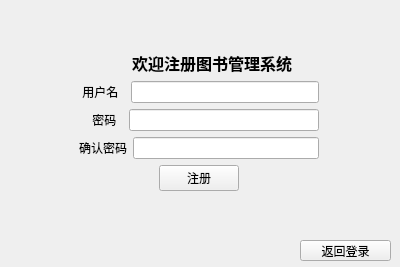
Before: the Qt Designer form registering.ui in mhzy11/librarymanaging, drawn with Qt 5.
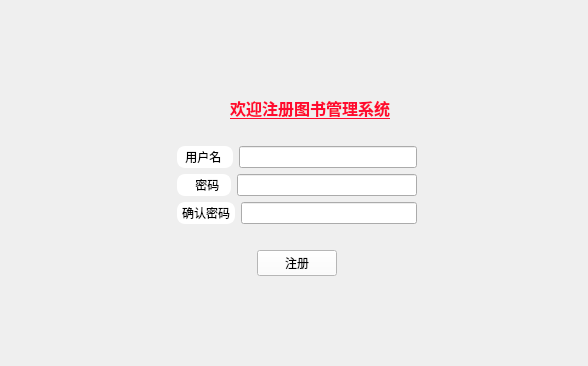
After: the same form once the commit is applied. Icons and pictures are not drawn.

Diff of the .ui file:
```diff
--- a/registering.ui
+++ b/registering.ui
@@ -6,35 +6,42 @@
    <rect>
     <x>0</x>
     <y>0</y>
-    <width>400</width>
-    <height>267</height>
+    <width>588</width>
+    <height>366</height>
    </rect>
   </property>
+  <property name="minimumSize">
+   <size>
+    <width>279</width>
+    <height>185</height>
+   </size>
+  </property>
+  <property name="maximumSize">
+   <size>
+    <width>588</width>
+    <height>366</height>
+   </size>
+  </property>
   <property name="windowTitle">
    <string>Form</string>
   </property>
-  <widget class="QPushButton" name="pushButton_2">
-   <property name="geometry">
-    <rect>
-     <x>300</x>
-     <y>240</y>
-     <width>91</width>
-     <height>21</height>
-    </rect>
-   </property>
-   <property name="text">
-    <string>返回登录</string>
-   </property>
-  </widget>
-  <widget class="QWidget" name="">
-   <property name="geometry">
-    <rect>
-     <x>-2</x>
-     <y>0</y>
-     <width>401</width>
-     <height>241</height>
-    </rect>
-   </property>
+  <layout class="QGridLayout" name="gridLayout">
+   <item row="0" column="0" rowspan="2" colspan="2">
+    <widget class="QWidget" name="widget" native="true">
+     <property name="styleSheet">
+      <string notr="true">#widget{
+background-image:url(:/images/shudui.jpg);
+background-repeat: no-repeat;  /* 不重复平铺 */
+background-attachment: fixed;  /* 背景固定，不随滚动移动 */
+background-position: center;  /* 图片居中 */
+background-size: cover; 
+}
+
+</string>
+     </property>
+    </widget>
+   </item>
+   <item row="1" column="1">
    <layout class="QVBoxLayout" name="verticalLayout_4">
     <item>
      <spacer name="verticalSpacer_2">
@@ -90,8 +97,12 @@
                 <family>华文中宋</family>
                 <pointsize>12</pointsize>
                 <bold>true</bold>
-               </font>
-              </property>
+                 <underline>true</underline>
+                </font>
+               </property>
+               <property name="styleSheet">
+                <string notr="true">color:rgb(255, 10, 47)</string>
+               </property>
               <property name="text">
                <string>欢迎注册图书管理系统</string>
               </property>
@@ -112,12 +123,30 @@
             </item>
            </layout>
           </item>
+           <item>
+            <spacer name="horizontalSpacer_7">
+             <property name="orientation">
+              <enum>Qt::Orientation::Horizontal</enum>
+             </property>
+             <property name="sizeHint" stdset="0">
+              <size>
+               <width>40</width>
+               <height>20</height>
+              </size>
+             </property>
+            </spacer>
+           </item>
           <item>
            <layout class="QVBoxLayout" name="verticalLayout">
             <item>
              <layout class="QHBoxLayout" name="horizontalLayout">
               <item>
                <widget class="QLabel" name="label">
+                 <property name="styleSheet">
+                  <string notr="true">border: 2px solid rgb(255, 255, 255);
+border-radius: 8px;
+background-color: rgb(255, 255, 255)</string>
+                 </property>
                 <property name="text">
                  <string> 用户名  </string>
                 </property>
@@ -132,6 +161,11 @@
              <layout class="QHBoxLayout" name="horizontalLayout_2">
               <item>
                <widget class="QLabel" name="label_2">
+                 <property name="styleSheet">
+                  <string notr="true">border: 2px solid rgb(255, 255, 255);
+border-radius: 8px;
+background-color: rgb(255, 255, 255)</string>
+                 </property>
                 <property name="text">
                  <string>    密码  </string>
                 </property>
@@ -146,6 +180,11 @@
              <layout class="QHBoxLayout" name="horizontalLayout_3">
               <item>
                <widget class="QLabel" name="label_3">
+                 <property name="styleSheet">
+                  <string notr="true">border: 2px solid rgb(255, 255, 255);
+border-radius: 8px;
+background-color: rgb(255, 255, 255)</string>
+                 </property>
                 <property name="text">
                  <string>确认密码</string>
                 </property>
@@ -160,6 +199,19 @@
           </item>
          </layout>
         </item>
+         <item>
+          <spacer name="horizontalSpacer_8">
+           <property name="orientation">
+            <enum>Qt::Orientation::Horizontal</enum>
+           </property>
+           <property name="sizeHint" stdset="0">
+            <size>
+             <width>40</width>
+             <height>20</height>
+            </size>
+           </property>
+          </spacer>
+         </item>
         <item>
          <layout class="QHBoxLayout" name="horizontalLayout_5">
           <item>
@@ -177,6 +229,9 @@
           </item>
           <item>
            <widget class="QPushButton" name="pushButton">
+             <property name="styleSheet">
+              <string notr="true">background-color:rgb(255, 255, 255)</string>
+             </property>
             <property name="text">
              <string>注册</string>
             </property>
@@ -228,7 +283,8 @@
      </spacer>
     </item>
    </layout>
-  </widget>
+   </item>
+  </layout>
  </widget>
  <resources/>
  <connections/>
```
Lines whose indentation alone changed are shown as unchanged.
